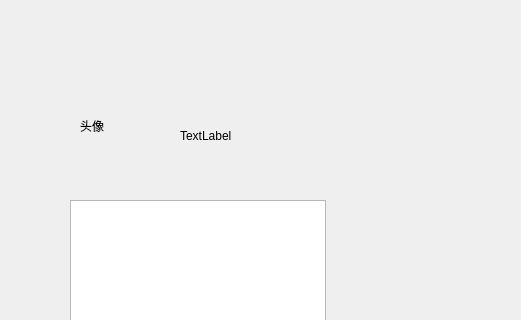
Before: the Qt Designer form main.ui in daimiaopeng/wuziqi_client, drawn with Qt 5; both pictures show x 700 to 1221 and y 0 to 320 of the 1314 by 792 pixel window.
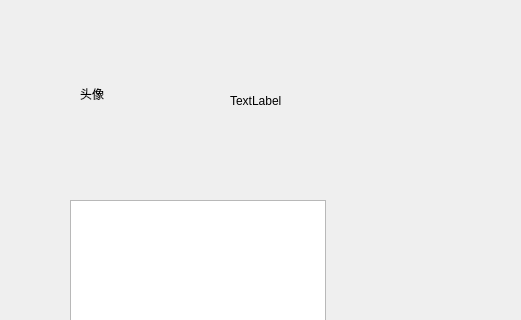
After: the same form once the commit is applied. Icons and pictures are not drawn.

```diff
--- a/main.ui
+++ b/main.ui
@@ -36,9 +36,9 @@
    <property name="geometry">
     <rect>
      <x>780</x>
-     <y>90</y>
-     <width>91</width>
-     <height>71</height>
+           <y>30</y>
+           <width>128</width>
+           <height>128</height>
     </rect>
    </property>
    <property name="text">
@@ -48,10 +48,10 @@
   <widget class="QLabel" name="label_3">
    <property name="geometry">
     <rect>
-     <x>880</x>
-     <y>100</y>
-     <width>191</width>
-     <height>71</height>
+           <x>930</x>
+           <y>40</y>
+           <width>211</width>
+           <height>121</height>
     </rect>
    </property>
    <property name="text">
```
Left out of the diff: 9 changed lines with no effect on the pictures. Lines whose indentation alone changed are shown as unchanged.
